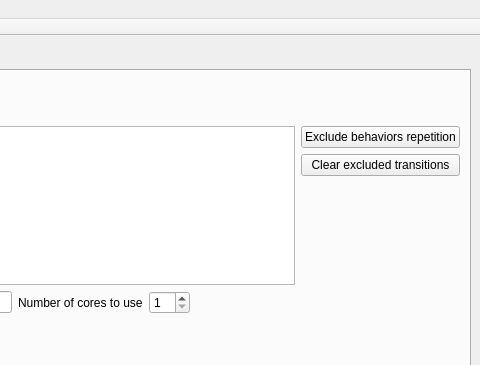
olivierfriard/behatrix, file src/behatrix.ui: the form before one commit; both pictures show x 413 to 893 and y 0 to 365 of the 893 by 598 pixel window.
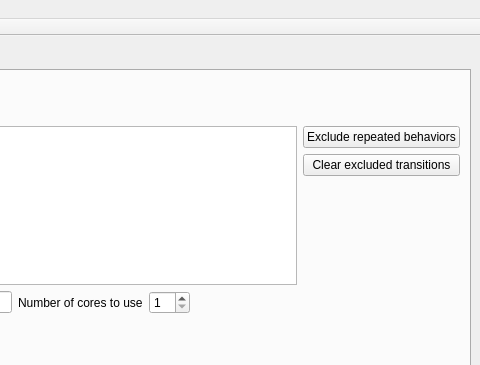
The form after the commit. The open tabs and pages were chosen to show the change.

Patch:
```diff
--- a/src/behatrix.ui
+++ b/src/behatrix.ui
@@ -589,7 +589,7 @@
             <item>
              <widget class="QPushButton" name="pb_exclude_repetition">
               <property name="text">
-               <string>Exclude behaviors repetition</string>
+               <string>Exclude repeated behaviors</string>
               </property>
              </widget>
             </item>
```
Left out of the diff: 10 changed lines with no effect on the pictures.
